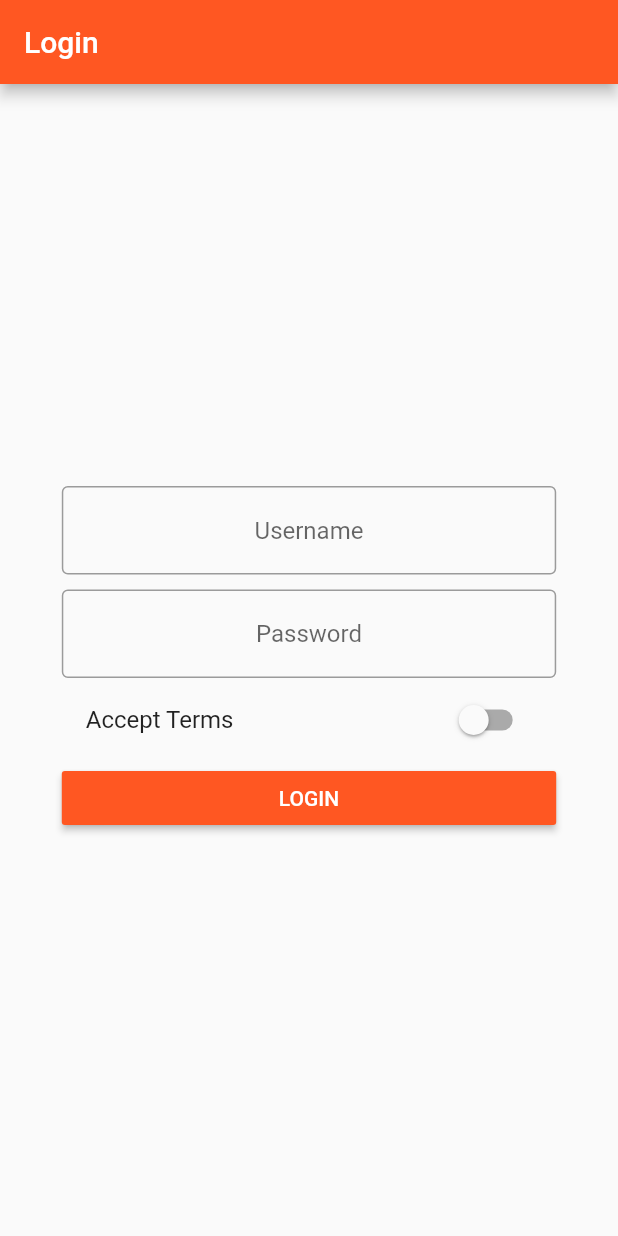
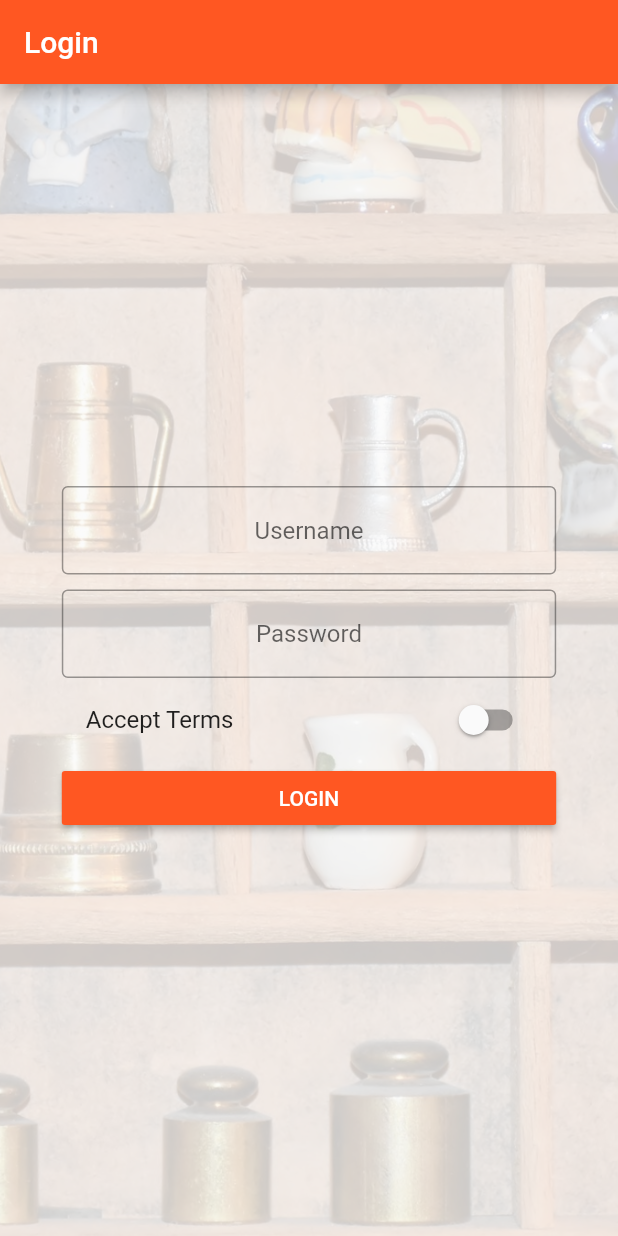
Before and after one commit to Luquatic/first_app, a Flutter app: the screen it shows after launch, on a phone screen of 412 x 824 dp. Run offline on Flutter 3.47's test engine with Material 2 defaults, Android fonts, the phone set to English and light mode, and no system bars.

Commit message:
added auth background image

```diff
--- a/lib/main.dart
+++ b/lib/main.dart
@@ -1,11 +1,15 @@
 import 'package:flutter/material.dart';
+// import 'package:flutter/rendering.dart';
 
 import './pages/auth.dart';
 import './pages/product.dart';
 import './pages/products.dart';
 import './pages/products_admin.dart';
 
-void main() => runApp(MyApp());
+void main() {
+  // debugPaintSizeEnabled = true;
+  runApp(MyApp());
+}
 
 class MyApp extends StatefulWidget {
   @override
--- a/lib/pages/auth.dart
+++ b/lib/pages/auth.dart
@@ -18,12 +18,18 @@ class _AuthPageState extends State<AuthPage> {
       appBar: AppBar(
         title: Text('Login'),
       ),
-      body: Center(
+      body: Container(
+        decoration: BoxDecoration(
+          image: DecorationImage(
+            fit: BoxFit.cover,
+            colorFilter: ColorFilter.mode(Colors.black.withOpacity(0.2), BlendMode.dstATop),
+            image: AssetImage('assets/images/background.jpg'),
+          ),
+        ),
+        child: Center(
           child: Container(
             width: MediaQuery.of(context).size.width * 0.80,
-          child: ListView(
-            shrinkWrap: true,
-            children: <Widget>[
+            child: ListView(shrinkWrap: true, children: <Widget>[
               TextField(
                 textAlign: TextAlign.center,
                 decoration: InputDecoration(
@@ -72,6 +78,7 @@ class _AuthPageState extends State<AuthPage> {
             ]),
           ),
         ),
+      ),
     );
   }
 }
--- a/pubspec.yaml
+++ b/pubspec.yaml
@@ -43,6 +43,7 @@ flutter:
   # To add assets to your application, add an assets section, like this:
   assets:
     - assets/images/food.jpg
+    - assets/images/background.jpg
 
   # An image asset can refer to one or more resolution-specific "variants", see
   # https://flutter.dev/assets-and-images/#resolution-aware.
```
Also changed, not shown: lib/products.dart (+30 -6 lines), assets/images/background.jpg (added). Lines whose indentation alone changed are shown as unchanged.
